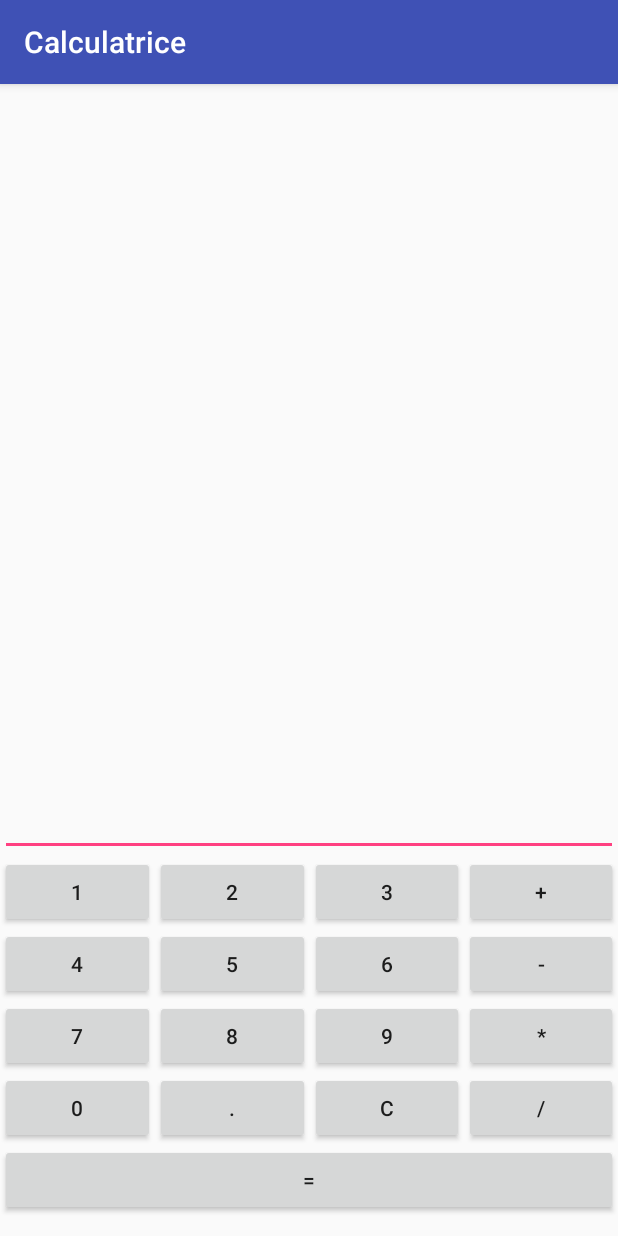
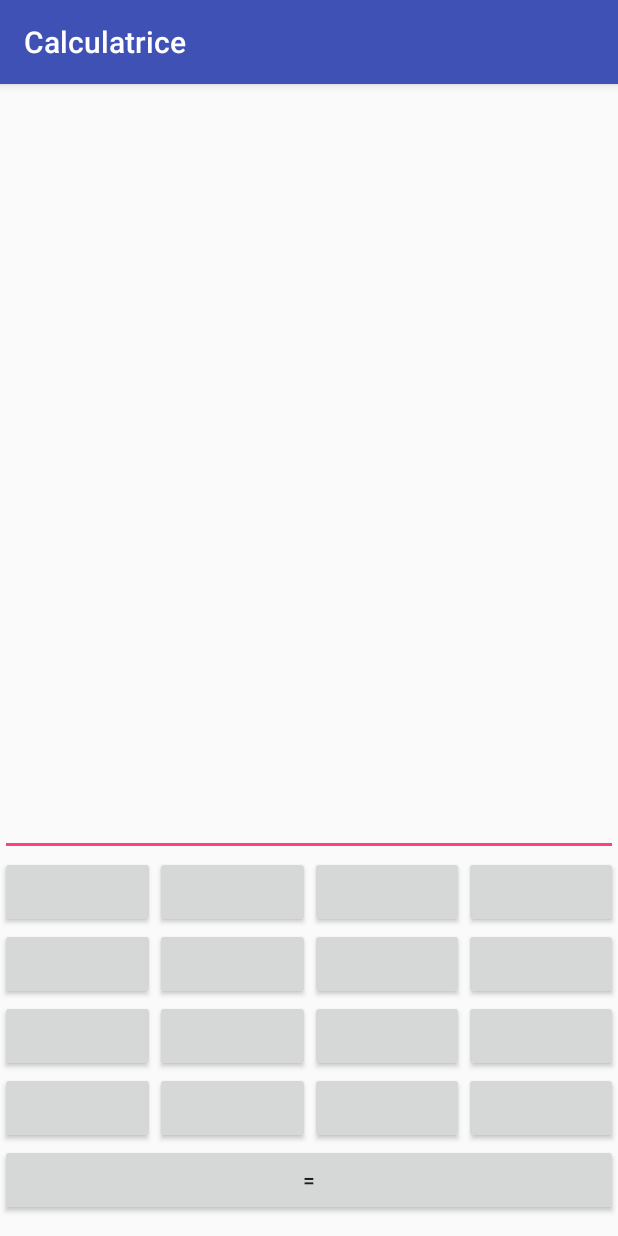
Before and after one commit to AntoninG/JpoCalculatriceAndroid, an Android app: the screen it shows after launch (MainActivity), on a phone screen of 412 x 824 dp. Run offline under Robolectric (Android 15) with nearby library versions, the phone set to English and light mode, and no system bars.

Commit message:
Update activity_main.xml

```diff
--- a/app/src/main/res/layout/activity_main.xml
+++ b/app/src/main/res/layout/activity_main.xml
@@ -24,28 +24,28 @@
             android:layout_width="fill_parent"
             android:layout_height="wrap_content"
             android:layout_weight="1"
-            android:text="1" />
+            android:text="" />
 
         <Button
             android:id="@+id/button2"
             android:layout_width="fill_parent"
             android:layout_height="wrap_content"
             android:layout_weight="1"
-            android:text="2" />
+            android:text="" />
 
         <Button
             android:id="@+id/button3"
             android:layout_width="fill_parent"
             android:layout_height="wrap_content"
             android:layout_weight="1"
-            android:text="3" />
+            android:text="" />
 
         <Button
             android:id="@+id/buttonPlus"
             android:layout_width="fill_parent"
             android:layout_height="wrap_content"
             android:layout_weight="1"
-            android:text="+" />
+            android:text="" />
     </LinearLayout>
 
     <LinearLayout
@@ -58,28 +58,28 @@
             android:layout_width="fill_parent"
             android:layout_height="wrap_content"
             android:layout_weight="1"
-            android:text="4" />
+            android:text="" />
 
         <Button
             android:id="@+id/button5"
             android:layout_width="fill_parent"
             android:layout_height="wrap_content"
             android:layout_weight="1"
-            android:text="5" />
+            android:text="" />
 
         <Button
             android:id="@+id/button6"
             android:layout_width="fill_parent"
             android:layout_height="wrap_content"
             android:layout_weight="1"
-            android:text="6" />
+            android:text="" />
 
         <Button
             android:id="@+id/buttonMoins"
             android:layout_width="fill_parent"
             android:layout_height="wrap_content"
             android:layout_weight="1"
-            android:text="-" />
+            android:text="" />
     </LinearLayout>
 
     <LinearLayout
@@ -92,28 +92,28 @@
             android:layout_width="fill_parent"
             android:layout_height="wrap_content"
             android:layout_weight="1"
-            android:text="7" />
+            android:text="" />
 
         <Button
             android:id="@+id/button8"
             android:layout_width="fill_parent"
             android:layout_height="wrap_content"
             android:layout_weight="1"
-            android:text="8" />
+            android:text="" />
 
         <Button
             android:id="@+id/button9"
             android:layout_width="fill_parent"
             android:layout_height="wrap_content"
             android:layout_weight="1"
-            android:text="9" />
+            android:text="" />
 
         <Button
             android:id="@+id/buttonMultiplier"
             android:layout_width="fill_parent"
             android:layout_height="wrap_content"
             android:layout_weight="1"
-            android:text="*" />
+            android:text="" />
     </LinearLayout>
 
     <LinearLayout
@@ -126,28 +126,28 @@
             android:layout_width="fill_parent"
             android:layout_height="wrap_content"
             android:layout_weight="1"
-            android:text="0" />
+            android:text="" />
 
         <Button
             android:id="@+id/buttonPoint"
             android:layout_width="fill_parent"
             android:layout_height="wrap_content"
             android:layout_weight="1"
-            android:text="." />
+            android:text="" />
 
         <Button
             android:id="@+id/buttonC"
             android:layout_width="fill_parent"
             android:layout_height="wrap_content"
             android:layout_weight="1"
-            android:text="C" />
+            android:text="" />
 
         <Button
             android:id="@+id/buttonDivision"
             android:layout_width="fill_parent"
             android:layout_height="wrap_content"
             android:layout_weight="1"
-            android:text="/" />
+            android:text="" />
     </LinearLayout>
 
     <Button
```
